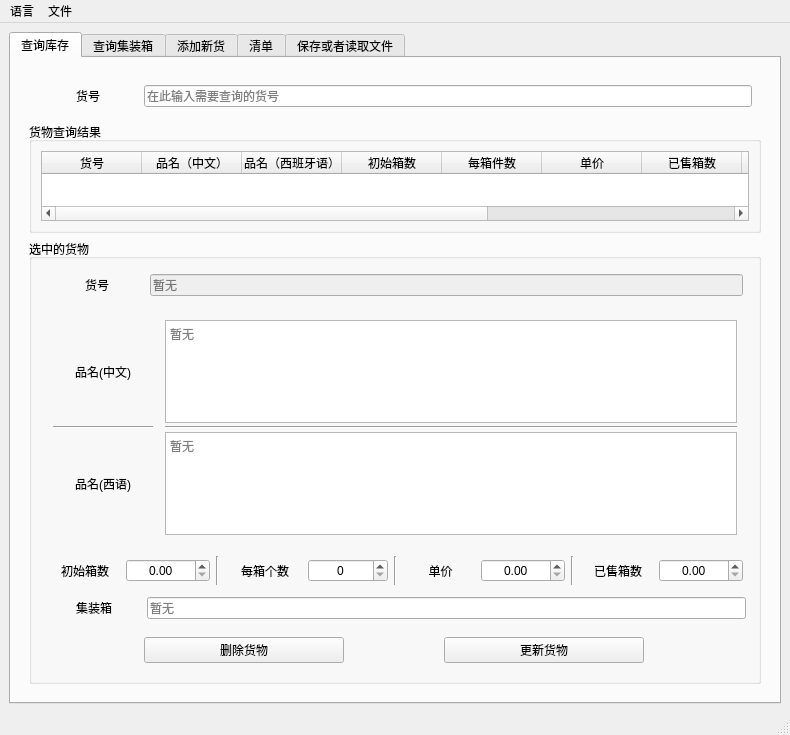
linxinwNeo/CompanyStroageManagement, file CompanyStroageManagement/mainwindow.ui: the form before one commit.
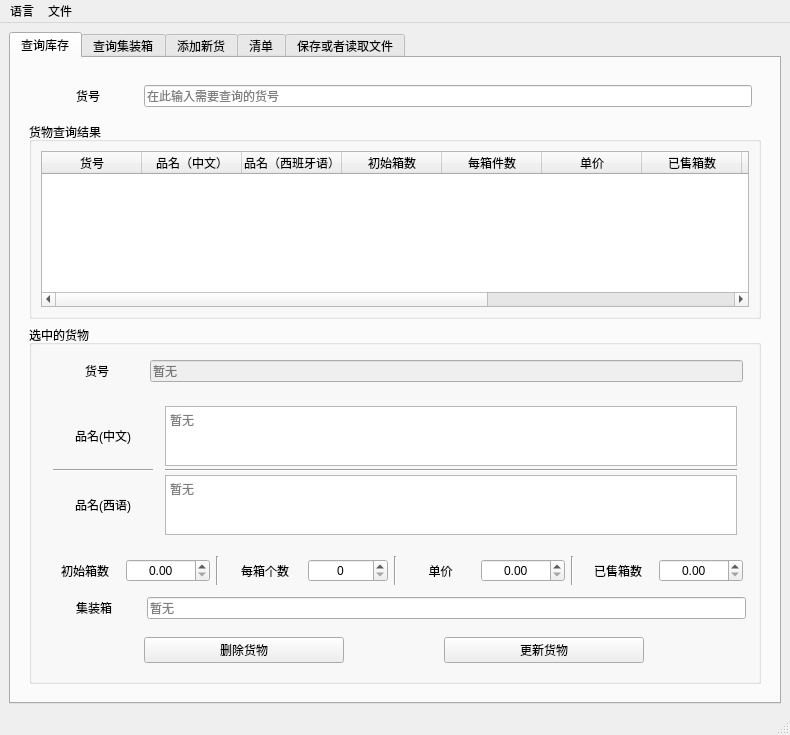
The form after the commit. The open tabs and pages were chosen to show the change.

```diff
--- a/CompanyStroageManagement/mainwindow.ui
+++ b/CompanyStroageManagement/mainwindow.ui
@@ -59,6 +59,18 @@
            </item>
            <item>
             <widget class="QGroupBox" name="search_model_result_GB">
+             <property name="sizePolicy">
+              <sizepolicy hsizetype="Preferred" vsizetype="Preferred">
+               <horstretch>0</horstretch>
+               <verstretch>0</verstretch>
+              </sizepolicy>
+             </property>
+             <property name="minimumSize">
+              <size>
+               <width>0</width>
+               <height>0</height>
+              </size>
+             </property>
              <property name="title">
               <string>货物查询结果</string>
              </property>
@@ -68,6 +80,12 @@
                 <property name="enabled">
                  <bool>true</bool>
                 </property>
+                <property name="minimumSize">
+                 <size>
+                  <width>0</width>
+                  <height>0</height>
+                 </size>
+                </property>
                 <property name="layoutDirection">
                  <enum>Qt::LeftToRight</enum>
                 </property>
@@ -228,6 +246,12 @@
               </item>
               <item>
                <widget class="QWidget" name="widget_17" native="true">
+                <property name="sizePolicy">
+                 <sizepolicy hsizetype="Preferred" vsizetype="Preferred">
+                  <horstretch>0</horstretch>
+                  <verstretch>0</verstretch>
+                 </sizepolicy>
+                </property>
                 <layout class="QHBoxLayout" name="horizontalLayout_3">
                  <item>
                   <widget class="QWidget" name="widget_8" native="true">
@@ -249,6 +273,9 @@
                     </property>
                     <item>
                      <widget class="QLabel" name="selected_model_DESCRIPTION_CN_label">
+                      <property name="enabled">
+                       <bool>true</bool>
+                      </property>
                       <property name="minimumSize">
                        <size>
                         <width>100</width>
@@ -272,6 +299,9 @@
                     </item>
                     <item>
                      <widget class="QLabel" name="selected_model_DESCRIPTION_SPAN_label">
+                      <property name="enabled">
+                       <bool>true</bool>
+                      </property>
                       <property name="minimumSize">
                        <size>
                         <width>100</width>
@@ -309,6 +339,27 @@
                     </property>
                     <item>
                      <widget class="QTextEdit" name="selected_model_DESCRIPTION_CN_TextEdit">
+                      <property name="sizePolicy">
+                       <sizepolicy hsizetype="Expanding" vsizetype="Preferred">
+                        <horstretch>0</horstretch>
+                        <verstretch>0</verstretch>
+                       </sizepolicy>
+                      </property>
+                      <property name="minimumSize">
+                       <size>
+                        <width>200</width>
+                        <height>30</height>
+                       </size>
+                      </property>
+                      <property name="maximumSize">
+                       <size>
+                        <width>16777215</width>
+                        <height>60</height>
+                       </size>
+                      </property>
+                      <property name="sizeAdjustPolicy">
+                       <enum>QAbstractScrollArea::AdjustToContents</enum>
+                      </property>
                       <property name="placeholderText">
                        <string>暂无</string>
                       </property>
@@ -323,6 +374,27 @@
                     </item>
                     <item>
                      <widget class="QTextEdit" name="selected_model_DESCRIPTION_SPAN_TextEdit">
+                      <property name="sizePolicy">
+                       <sizepolicy hsizetype="Expanding" vsizetype="Preferred">
+                        <horstretch>0</horstretch>
+                        <verstretch>0</verstretch>
+                       </sizepolicy>
+                      </property>
+                      <property name="minimumSize">
+                       <size>
+                        <width>200</width>
+                        <height>30</height>
+                       </size>
+                      </property>
+                      <property name="maximumSize">
+                       <size>
+                        <width>16777215</width>
+                        <height>60</height>
+                       </size>
+                      </property>
+                      <property name="sizeAdjustPolicy">
+                       <enum>QAbstractScrollArea::AdjustToContents</enum>
+                      </property>
                       <property name="placeholderText">
                        <string>暂无</string>
                       </property>
```
Left out of the diff: 13 changed lines with no effect on the pictures.
